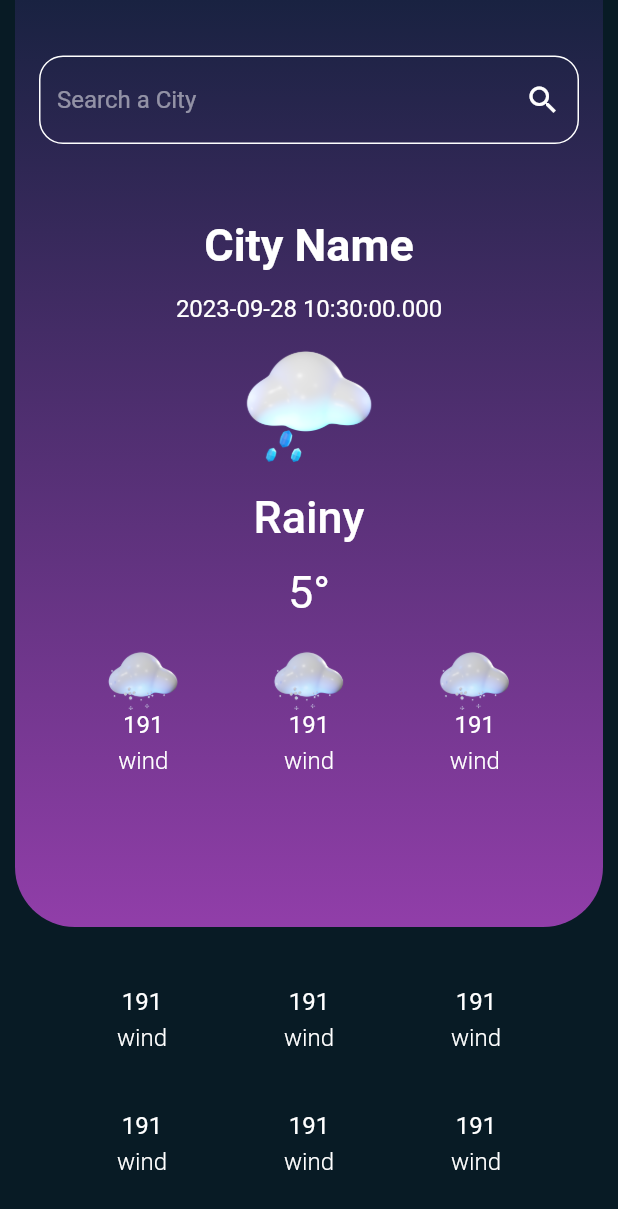
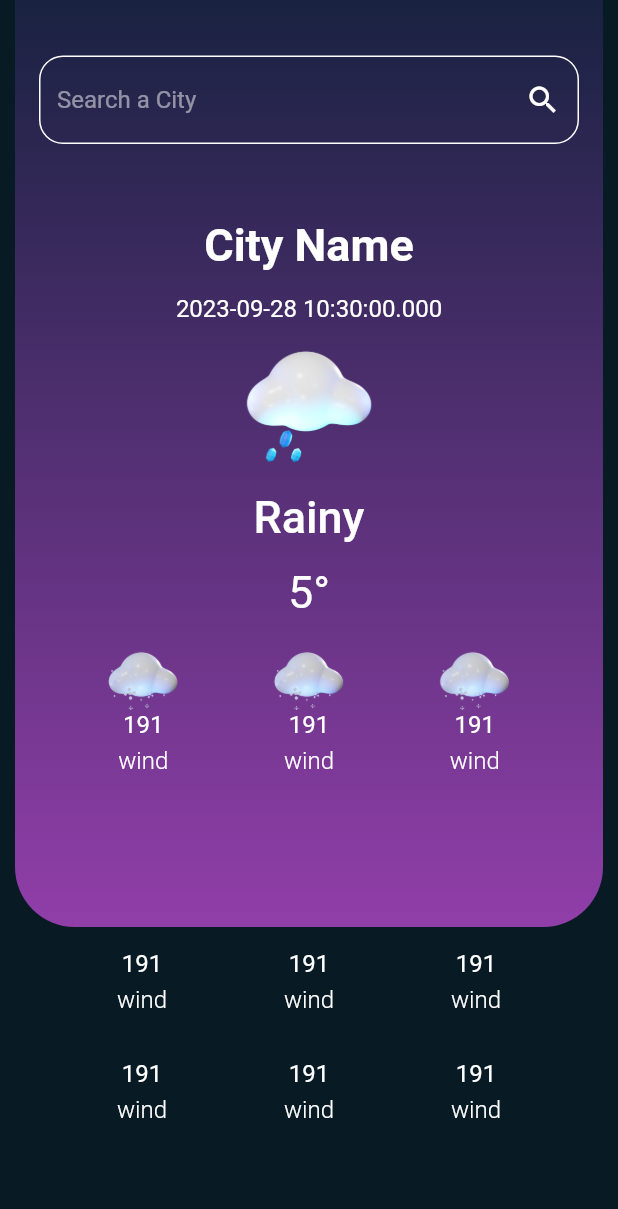
Before and after one commit to eiadHany/weather_app, a Flutter app: the HomeView screen opened by its route, on a phone screen of 412 x 824 dp. Shown: the top 1209 px of the screen. Run offline on Flutter 3.47's test engine with Material 2 defaults, Android fonts, the phone set to English and light mode, and no system bars; our stand-ins replace go_router; Roboto replaces fonts that are missing (Poppins).

```diff
--- /dev/null
+++ b/lib/core/utils/weather_service.dart
@@ -0,0 +1 @@
+class WeatherService {}
--- a/lib/features/home/views/home_view.dart
+++ b/lib/features/home/views/home_view.dart
@@ -9,10 +9,15 @@ class HomeView extends StatelessWidget {
   @override
   Widget build(BuildContext context) {
     return const Scaffold(
-      body: Column(
+      resizeToAvoidBottomInset: true,
+      body: SingleChildScrollView(
+        physics: BouncingScrollPhysics(),
+        child: Column(
           children: [
             ColoredPart(),
-          Spacer(),
+            SizedBox(
+              height: 15,
+            ),
             Row(
               mainAxisAlignment: MainAxisAlignment.spaceEvenly,
               children: [
@@ -21,7 +26,9 @@ class HomeView extends StatelessWidget {
                 DetailedInfo(infoName: 'wind', num: '191'),
               ],
             ),
-          Spacer(),
+            SizedBox(
+              height: 30,
+            ),
             Row(
               mainAxisAlignment: MainAxisAlignment.spaceEvenly,
               children: [
@@ -30,8 +37,8 @@ class HomeView extends StatelessWidget {
                 DetailedInfo(infoName: 'wind', num: '191'),
               ],
             ),
-          Spacer(),
           ],
+        ),
       ),
     );
   }
--- a/lib/features/home/widgets/custom_search_bar.dart
+++ b/lib/features/home/widgets/custom_search_bar.dart
@@ -9,6 +9,8 @@ class CustomSearchTextField extends StatelessWidget {
   @override
   Widget build(BuildContext context) {
     return TextField(
+      scrollPadding:
+          EdgeInsets.only(bottom: MediaQuery.of(context).viewInsets.bottom),
       onChanged: (value) {},
       onTapOutside: (event) {
         FocusManager.instance.primaryFocus?.unfocus();
```
Also changed, not shown: lib/features/home/view model/weather_model.dart (added, +33 -0 lines), pubspec.yaml (+1 -7 lines), pubspec.lock. Lines whose indentation alone changed are shown as unchanged.
